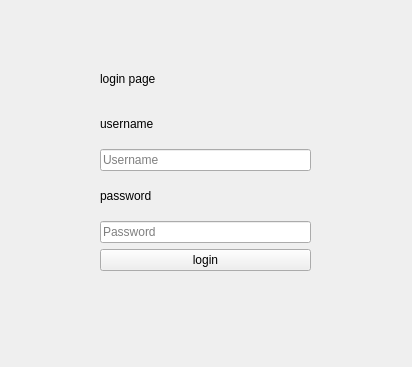
First picture: the form in authentication/test_login.ui, repository christianfoster2025/messaging_project, before the edit.
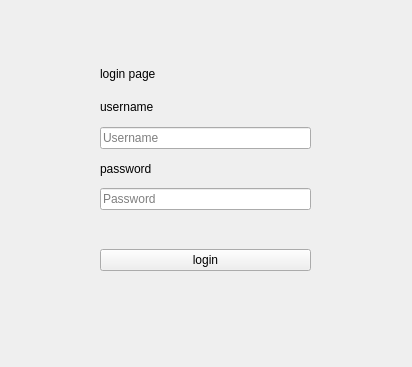
Second picture: the form after the edit.

```diff
--- a/authentication/test_login.ui
+++ b/authentication/test_login.ui
@@ -65,6 +65,16 @@
        </property>
       </widget>
      </item>
+     <item>
+      <widget class="QLabel" name="errorlabel">
+       <property name="styleSheet">
+        <string notr="true">color:rgb(255, 0, 0)</string>
+       </property>
+       <property name="text">
+        <string/>
+       </property>
+      </widget>
+     </item>
      <item>
       <widget class="QPushButton" name="submit_form">
        <property name="text">
```
